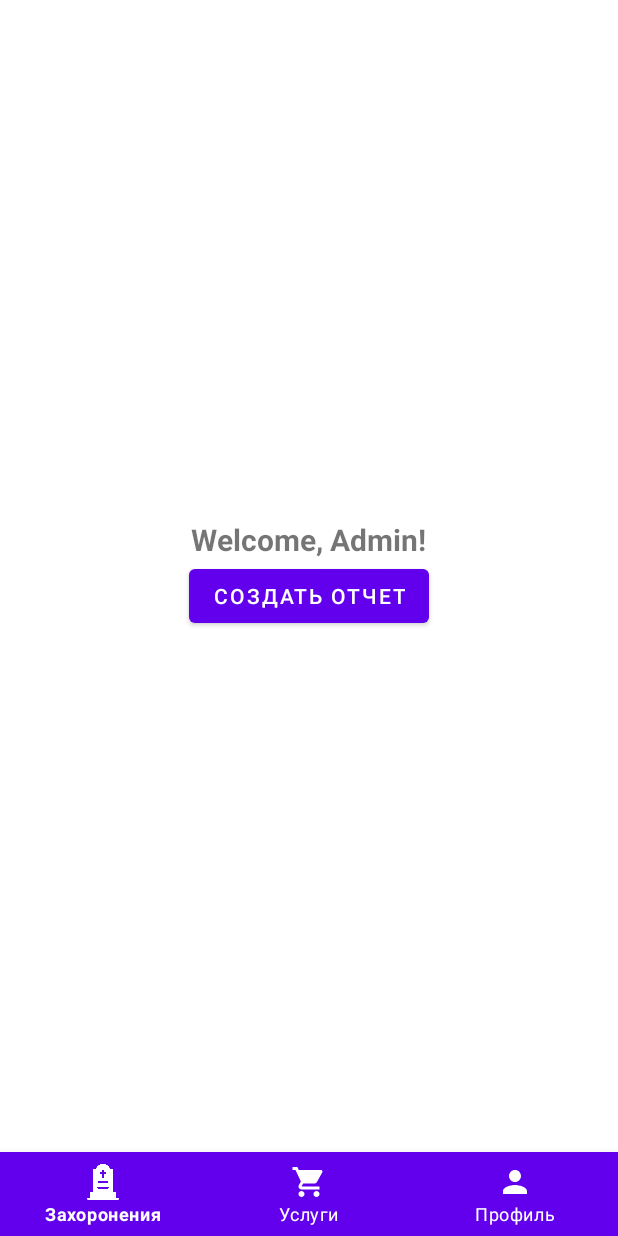
After one commit to deus0machine/AISCemetery, an Android app built with Jetpack Compose: the fragment AdminFragment placed in its activity, on a phone screen of 412 x 824 dp. The commit adds this screen. Run offline under Robolectric (Android 15) with nearby library versions, the phone set to English and light mode, and no system bars.

Commit message:
added registration , added admin panel , fix load img and edit burial, add button report

```diff
--- a/app/src/main/java/ru/sevostyanov/aiscemetery/Burial.kt
+++ b/app/src/main/java/ru/sevostyanov/aiscemetery/Burial.kt
@@ -21,7 +21,7 @@ data class Burial(
       val biography: String? = null,
 
       @SerializedName("photo")
-      val photo: ByteArray? = null,
+      val photo: String? = null,
 
       @SerializedName("xCoord")
       val xCoord: Long? = null,
--- a/app/src/main/java/ru/sevostyanov/aiscemetery/MainActivity.kt
+++ b/app/src/main/java/ru/sevostyanov/aiscemetery/MainActivity.kt
@@ -1,8 +1,10 @@
 package ru.sevostyanov.aiscemetery
 
+import android.content.Context
 import android.os.Bundle
 import androidx.appcompat.app.AppCompatActivity
 import com.google.android.material.bottomnavigation.BottomNavigationView
+import ru.sevostyanov.aiscemetery.LoginActivity.Companion.KEY_USER_ROLE
 
 class MainActivity : AppCompatActivity() {
 
@@ -10,8 +12,16 @@ class MainActivity : AppCompatActivity() {
         super.onCreate(savedInstanceState)
         setContentView(R.layout.activity_main)
 
-        // BottomNavigationView setup
+        val sharedPreferences = getSharedPreferences("user_data", Context.MODE_PRIVATE)
+        val role = sharedPreferences.getString(KEY_USER_ROLE, null)
+
         val navView: BottomNavigationView = findViewById(R.id.nav_view)
+
+        // Скрываем Admin-фрагмент, если пользователь не Admin
+        if (role != "ADMIN") {
+            val menu = navView.menu
+            menu.removeItem(R.id.navigation_admin)
+        }
 
         // Устанавливаем начальный фрагмент
         supportFragmentManager.beginTransaction().replace(R.id.nav_host_fragment, BurialsFragment()).commit()
@@ -26,9 +36,8 @@ class MainActivity : AppCompatActivity() {
                     true
                 }
                 R.id.navigation_profile -> {
-                    val profileFragment = ProfileFragment()
                     supportFragmentManager.beginTransaction()
-                        .replace(R.id.nav_host_fragment, profileFragment)
+                        .replace(R.id.nav_host_fragment, ProfileFragment())
                         .commit()
                     true
                 }
@@ -38,6 +47,12 @@ class MainActivity : AppCompatActivity() {
                         .commit()
                     true
                 }
+                R.id.navigation_admin -> { // Добавьте обработку для Admin
+                    supportFragmentManager.beginTransaction()
+                        .replace(R.id.nav_host_fragment, AdminFragment())
+                        .commit()
+                    true
+                }
                 else -> false
             }
         }
--- a/app/src/main/java/ru/sevostyanov/aiscemetery/RetrofitClient.kt
+++ b/app/src/main/java/ru/sevostyanov/aiscemetery/RetrofitClient.kt
@@ -13,13 +13,14 @@ import retrofit2.http.GET
 import retrofit2.http.POST
 import retrofit2.http.PUT
 import retrofit2.http.Path
+import retrofit2.http.Query
 import ru.sevostyanov.aiscemetery.LoginActivity.LoginResponse
 import ru.sevostyanov.aiscemetery.LoginActivity.UserCredentials
 import ru.sevostyanov.aiscemetery.RegisterActivity.RegisterRequest
 import ru.sevostyanov.aiscemetery.RegisterActivity.RegisterResponse
 
 object RetrofitClient {
-    private const val BASE_URL = "http://192.168.0.100:8080" // Твой бэкэнд URL
+    private const val BASE_URL = "http://192.168.0.101:8080" // Твой бэкэнд URL
     val logging = HttpLoggingInterceptor().apply {
         level = HttpLoggingInterceptor.Level.BODY
     }
@@ -59,11 +60,18 @@ object RetrofitClient {
         suspend fun deleteBurialById(@Path("id") burialId: Long) : Response<Void>
         @PUT("api/burials/{id}")
         suspend fun updateBurial(@Path("id") id: Long, @Body burial: Burial): Response<Void>
+        @PUT("api/burials/part/{id}")
+        suspend fun updatePartBurial(@Path("id") id: Long, @Body burial: Burial): Response<Void>
         @GET("/api/tasks/all")
         suspend fun getTasks(): List<Task>
         @POST("/api/tasks/perform")
         suspend fun performTask(@Body requestBody: Map<String, String>): Response<Unit>
 
+        @GET("api/orders/all")
+        fun getOrdersBetweenDates(
+            @Query("startDate") startDate: Long,
+            @Query("endDate") endDate: Long
+        ): Call<List<Order>>
 
     }
     // Интерфейс для LoginService
--- a/app/src/main/java/ru/sevostyanov/aiscemetery/TaskFragment.kt
+++ b/app/src/main/java/ru/sevostyanov/aiscemetery/TaskFragment.kt
@@ -113,7 +113,7 @@ class TaskFragment : Fragment() {
                     val imageBytes = inputStream?.readBytes()
                     inputStream?.close()
 
-                    requestBody["image"] = Base64.encodeToString(imageBytes, Base64.DEFAULT)
+                    requestBody["image"] = Base64.encodeToString(imageBytes, Base64.NO_WRAP)
                 }
 
                 // Send request to server
--- /dev/null
+++ b/app/src/main/res/layout/fragment_admin.xml
@@ -0,0 +1,21 @@
+<LinearLayout xmlns:android="http://schemas.android.com/apk/res/android"
+    android:layout_width="match_parent"
+    android:layout_height="match_parent"
+    android:gravity="center"
+    android:orientation="vertical">
+
+    <TextView
+        android:id="@+id/admin_welcome"
+        android:layout_width="wrap_content"
+        android:layout_height="wrap_content"
+        android:text="Welcome, Admin!"
+        android:textSize="20sp"
+        android:textStyle="bold" />
+    <Button
+        android:id="@+id/generate_report_button"
+        android:layout_width="wrap_content"
+        android:layout_height="wrap_content"
+        android:text="Создать отчет"
+        android:layout_gravity="center" />
+
+</LinearLayout>
--- a/app/src/main/res/layout/item_burial.xml
+++ b/app/src/main/res/layout/item_burial.xml
@@ -35,7 +35,7 @@
             android:layout_marginTop="8dp"
             android:scaleType="centerCrop"
             android:contentDescription="Фото захоронения"
-            android:background="@drawable/amogus"
+
             android:elevation="4dp"
             android:layout_marginBottom="8dp"/>
 
--- a/app/src/main/res/menu/bottom_nav_menu.xml
+++ b/app/src/main/res/menu/bottom_nav_menu.xml
@@ -12,5 +12,8 @@
         android:id="@+id/navigation_profile"
         android:icon="@drawable/baseline_person_24"
         android:title="Профиль" />
-
+    <item
+        android:id="@+id/navigation_admin"
+        android:icon="@drawable/admin"
+        android:title="Admin" />
 </menu>
--- a/app/src/main/res/xml/network_security_config.xml
+++ b/app/src/main/res/xml/network_security_config.xml
@@ -1,6 +1,6 @@
 <?xml version="1.0" encoding="utf-8"?>
 <network-security-config>
     <domain-config cleartextTrafficPermitted="true">
-        <domain includeSubdomains="true">192.168.0.100</domain>
+        <domain includeSubdomains="true">192.168.0.101</domain>
     </domain-config>
 </network-security-config>
```
Also changed, not shown: app/src/main/java/ru/sevostyanov/aiscemetery/AdminFragment.kt (added, +107 -0 lines), app/src/main/java/ru/sevostyanov/aiscemetery/BurialAdapter.kt (+11 -3 lines), app/src/main/java/ru/sevostyanov/aiscemetery/BurialDetailsActivity.kt (+15 -4 lines), app/src/main/java/ru/sevostyanov/aiscemetery/BurialsFragment.kt (+8 -0 lines), app/src/main/java/ru/sevostyanov/aiscemetery/LoginActivity.kt (+7 -3 lines), app/src/main/res/drawable/admin.png (added).
